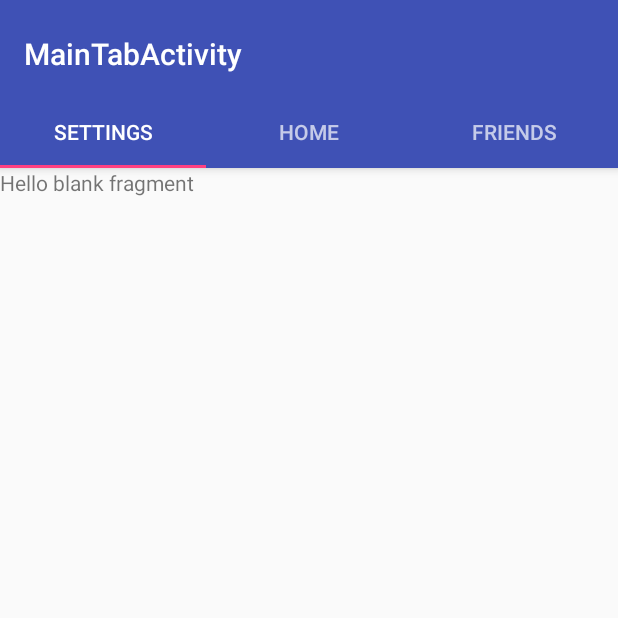
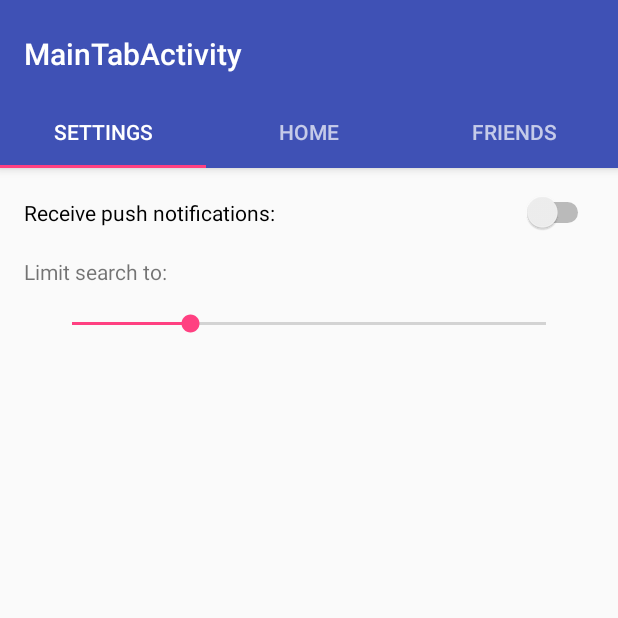
Before and after one commit to Pandahead33/HackOH-IO_2016, an Android app: the SettingsFragment screen opened directly, with no data from a screen before it, on a phone screen of 412 x 824 dp, the top half of it. Run offline under Robolectric (Android 15) with nearby library versions, the phone set to English and light mode, and no system bars; libraries missing offline, so code that uses them is left out: com.facebook.

Commit message:
Add settings interface and most of the back-end

```diff
--- a/android/HackOHIO_2016/app/src/main/java/com/example/loganpatino/hackohio2016/SettingsFragment.java
+++ b/android/HackOHIO_2016/app/src/main/java/com/example/loganpatino/hackohio2016/SettingsFragment.java
@@ -4,9 +4,16 @@ import android.content.Context;
 import android.net.Uri;
 import android.os.Bundle;
 import android.support.v4.app.Fragment;
+import android.util.Log;
 import android.view.LayoutInflater;
 import android.view.View;
 import android.view.ViewGroup;
+import android.widget.CompoundButton;
+import android.widget.SeekBar;
+import android.widget.Switch;
+import android.widget.TextView;
+
+import com.facebook.AccessToken;
 
 
 /**
@@ -64,7 +71,41 @@ public class SettingsFragment extends Fragment {
     public View onCreateView(LayoutInflater inflater, ViewGroup container,
                              Bundle savedInstanceState) {
         // Inflate the layout for this fragment
-        return inflater.inflate(R.layout.fragment_settings, container, false);
+        final View view = inflater.inflate(R.layout.fragment_settings, container, false);
+
+        Switch notificationSwitch = (Switch) view.findViewById(R.id.notificationSwitch);
+        notificationSwitch.setChecked(getReceiveNotificationSetting());
+        notificationSwitch.setOnCheckedChangeListener(new CompoundButton.OnCheckedChangeListener() {
+            @Override
+            public void onCheckedChanged(CompoundButton buttonView, boolean isChecked) {
+                setReceiveNotificationSetting(isChecked);
+            }
+        });
+
+        final TextView rangeProgress = (TextView) view.findViewById(R.id.rangeProgress);
+        SeekBar seekBar = (SeekBar) view.findViewById(R.id.rangeSeekBar);
+        seekBar.setProgress(getDistance());
+        seekBar.setOnSeekBarChangeListener(new SeekBar.OnSeekBarChangeListener() {
+
+            @Override
+            public void onProgressChanged(SeekBar seekBar, int progress, boolean fromUser) {
+                rangeProgress.setText(String.valueOf(progress));
+            }
+
+            @Override
+            public void onStartTrackingTouch(SeekBar seekBar) {
+
+            }
+
+            @Override
+            public void onStopTrackingTouch(SeekBar seekBar) {
+                String id = AccessToken.getCurrentAccessToken().getUserId();
+                int distance = seekBar.getProgress();
+                setDistance(id, distance);
+            }
+        });
+
+        return view;
     }
 
     // TODO: Rename method, update argument and hook method into UI event
@@ -105,4 +146,22 @@ public class SettingsFragment extends Fragment {
         // TODO: Update argument type and name
         void onFragmentInteraction(Uri uri);
     }
+
+    private void setDistance(String userId, int distance) {
+        // TODO: Set distance in db
+    }
+
+    private int getDistance() {
+        // TODO: Get distance from db
+        return 5;
+    }
+
+    private boolean getReceiveNotificationSetting() {
+        // TODO: Get notification setting from db
+        return false;
+    }
+
+    private void setReceiveNotificationSetting(boolean notifications) {
+        // TODO: Set notofication setting in db
+    }
 }
--- a/android/HackOHIO_2016/app/src/main/res/layout/fragment_settings.xml
+++ b/android/HackOHIO_2016/app/src/main/res/layout/fragment_settings.xml
@@ -3,11 +3,45 @@
              android:layout_width="match_parent"
              android:layout_height="match_parent"
              tools:context="com.example.loganpatino.hackohio2016.SettingsFragment">
+    <LinearLayout
+        android:layout_width="match_parent"
+        android:layout_height="wrap_content"
+        android:orientation="vertical"
+        android:padding="16dip">
 
-    <!-- TODO: Update blank fragment layout -->
-    <TextView
-        android:layout_width="match_parent"
-        android:layout_height="match_parent"
-        android:text="@string/hello_blank_fragment"/>
+        <Switch
+            android:text="@string/notifications_label"
+            android:layout_width="match_parent"
+            android:layout_height="wrap_content"
+            android:id="@+id/notificationSwitch"
+            android:layout_marginBottom="16dip"/>
+
+        <LinearLayout
+            android:layout_width="match_parent"
+            android:layout_height="wrap_content">
+            <TextView
+                android:text="@string/range"
+                android:layout_width="0dp"
+                android:layout_weight="0.5"
+                android:layout_height="wrap_content"
+                android:id="@+id/range"/>
+            <TextView
+                android:text=""
+                android:layout_width="0dp"
+                android:layout_weight="0.5"
+                android:layout_height="wrap_content"
+                android:id="@+id/rangeProgress"
+                android:gravity="end"/>
+        </LinearLayout>
+
+        <SeekBar
+            android:layout_width="match_parent"
+            android:layout_height="wrap_content"
+            android:id="@+id/rangeSeekBar"
+            android:max="20"
+            android:layout_marginTop="16dip"
+            android:layout_marginStart="16dip"
+            android:layout_marginEnd="16dip"/>
+    </LinearLayout>
 
 </FrameLayout>
--- a/android/HackOHIO_2016/app/src/main/res/values/strings.xml
+++ b/android/HackOHIO_2016/app/src/main/res/values/strings.xml
@@ -8,4 +8,6 @@
 
     <!-- TODO: Remove or change this placeholder text -->
     <string name="hello_blank_fragment">Hello blank fragment</string>
+    <string name="range">Limit search to:</string>
+    <string name="notifications_label">Receive push notifications:</string>
 </resources>
```
